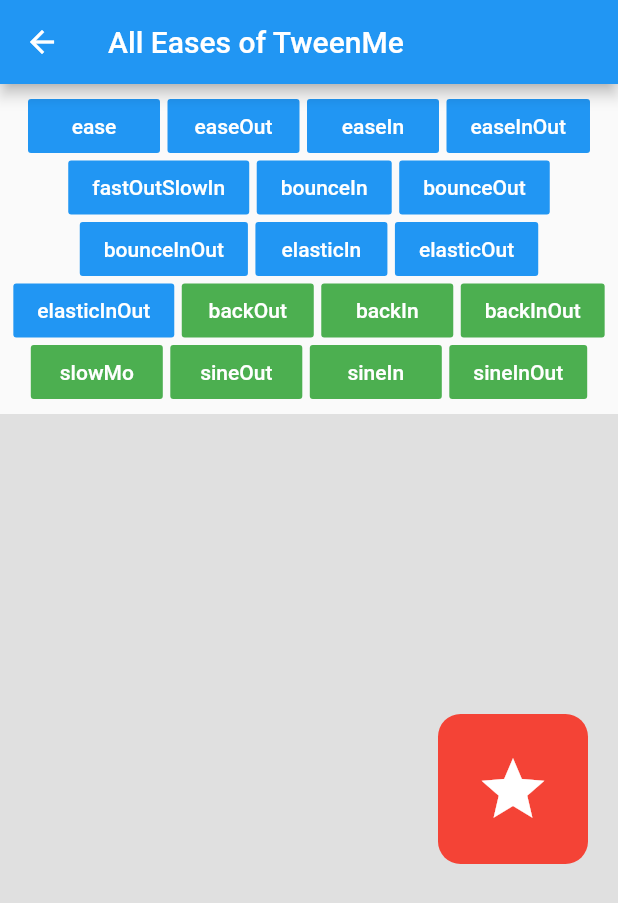
After one commit to mrgoonie/flutter_tweenme, a Flutter app: the EasingExample screen opened by its route, after a tap on "ease", on a phone screen of 412 x 824 dp. The commit adds this screen. Shown: the top 903 px of the screen. Run offline on Flutter 3.47's test engine with Material 2 defaults, Android fonts, the phone set to English and light mode, and no system bars; statements that could not run were skipped.

Commit message:
added more eases

```diff
--- a/lib/main.dart
+++ b/lib/main.dart
@@ -1,5 +1,6 @@
 import 'package:flutter/material.dart';
 import 'package:flutter_tweenme/screens/basic_example.dart';
+import 'package:flutter_tweenme/screens/easing_example.dart';
 import 'package:flutter_tweenme/screens/animated_column_chart.dart';
 import 'package:flutter_tweenme/screens/depth_carousel.dart';
 import 'package:flutter_tweenme/screens/yoyo_example.dart';
@@ -15,6 +16,7 @@ class MyApp extends StatelessWidget {
       routes: <String, WidgetBuilder> {
         '/home': (BuildContext context) => HomeScreen(),
         '/basic_example' : (BuildContext context) => BasicExample(),
+        '/easing_example' : (BuildContext context) => EasingExample(),
         '/animated_column_chart' : (BuildContext context) => AnimatedColumnChart(),
         '/depth_carousel' : (BuildContext context) => DepthCarousel(),
         '/yoyo_example': (BuildContext context) => YoyoExample(),
@@ -34,6 +36,7 @@ class HomeScreen extends StatelessWidget {
 
   final List<ExampleItem> examples = [
     ExampleItem("Basic Example", "/basic_example"),
+    ExampleItem("All Eases of TweenMe", "/easing_example"),
     ExampleItem("Animated Column Chart", "/animated_column_chart"),
     ExampleItem("Depth Carousel", "/depth_carousel"),
     ExampleItem("Yoyo Example", "/yoyo_example"),
--- a/lib/screens/basic_example.dart
+++ b/lib/screens/basic_example.dart
@@ -1,5 +1,6 @@
 import 'package:flutter/material.dart';
 import 'package:flutter_tweenme/tweenme/tweenme.dart';
+import 'package:flutter_tweenme/tweenme/tween_easing.dart';
 
 class BasicExample extends StatelessWidget {
 
@@ -52,6 +53,8 @@ class BasicExample extends StatelessWidget {
                         // border: Border.all(color: Colors.white, width: 1)
                       ),
                     );
+
+                    tweenContainer.set(TweenData(color: Colors.red));
                   },
                 ),
 
@@ -65,7 +68,7 @@ class BasicExample extends StatelessWidget {
                     TweenMe.killTweensOf(tweenContainer);
                     TweenMe.to(
                       tweenContainer,
-                      duration: 1,
+                      duration: 0.5,
                       data: TweenData(
                         width: 250,
                         height: 250,
@@ -74,7 +77,7 @@ class BasicExample extends StatelessWidget {
                         // transformOrigin: Offset(0.5, 0.5),
                         color: Colors.blue
                       ),
-                      ease: Curves.ease,
+                      // ease: Curves.ease,
                       // repeat: -1,
                       // yoyo: true,
                     );
--- /dev/null
+++ b/lib/screens/easing_example.dart
@@ -0,0 +1,244 @@
+import 'package:flutter/material.dart';
+import 'package:flutter_tweenme/tweenme/tweenme.dart';
+
+class EasingExample extends StatelessWidget {
+
+  final String title = "All Eases of TweenMe";
+
+  @override
+  Widget build(BuildContext context) {
+
+    TweenContainer tweenContainer = TweenContainer(
+      data: TweenData(
+        top: 200,
+        left: 20,
+        width: 100,
+        height: 100,
+        borderRadius: BorderRadius.circular(15),
+        color: Colors.red
+      ),
+      child: Icon(Icons.star, color: Colors.white, size: 50)
+    );
+
+    double deviceWidth = MediaQuery.of(context).size.width;
+    double toLeft = deviceWidth - tweenContainer.data.width - 20;
+
+    void reset(){
+      TweenMe.killTweensOf(tweenContainer);
+      tweenContainer.set(TweenData(
+        left: 20
+      ));
+    }
+
+    void startTween(Curve ease, {double duration = 1}){
+      reset();
+      TweenMe.to(tweenContainer, duration: duration, ease: ease, data: TweenData(left: toLeft));
+    }
+
+    Widget content = Container(
+      child: Column(
+        children: <Widget>[
+          SizedBox(height: 10),
+          Row(
+            children: <Widget>[
+              Expanded(
+                child: Wrap(
+                  alignment: WrapAlignment.center,
+                  spacing: 5,
+                  runSpacing: 5,
+                  // crossAxisAlignment: WrapCrossAlignment.center,
+                  children: <Widget>[
+                    FlatButton(
+                      materialTapTargetSize: MaterialTapTargetSize.shrinkWrap,
+                      child: Text("ease", style: TextStyle(color: Colors.white)),
+                      color: Colors.blue,
+                      onPressed: (){
+                        startTween(Ease.ease);
+                      },
+                    ),
+
+                    FlatButton(
+                      materialTapTargetSize: MaterialTapTargetSize.shrinkWrap,
+                      child: Text("easeOut", style: TextStyle(color: Colors.white)),
+                      color: Colors.blue,
+                      onPressed: (){
+                        startTween(Ease.easeOut);
+                      },
+                    ),
+
+                    FlatButton(
+                      materialTapTargetSize: MaterialTapTargetSize.shrinkWrap,
+                      child: Text("easeIn", style: TextStyle(color: Colors.white)),
+                      color: Colors.blue,
+                      onPressed: (){
+                        startTween(Ease.easeIn);
+                      },
+                    ),
+
+                    FlatButton(
+                      materialTapTargetSize: MaterialTapTargetSize.shrinkWrap,
+                      child: Text("easeInOut", style: TextStyle(color: Colors.white)),
+                      color: Colors.blue,
+                      onPressed: (){
+                        startTween(Ease.easeInOut);
+                      },
+                    ),
+
+                    FlatButton(
+                      materialTapTargetSize: MaterialTapTargetSize.shrinkWrap,
+                      child: Text("fastOutSlowIn", style: TextStyle(color: Colors.white)),
+                      color: Colors.blue,
+                      onPressed: (){
+                        startTween(Ease.fastOutSlowIn);
+                      },
+                    ),
+
+                    FlatButton(
+                      materialTapTargetSize: MaterialTapTargetSize.shrinkWrap,
+                      child: Text("bounceIn", style: TextStyle(color: Colors.white)),
+                      color: Colors.blue,
+                      onPressed: (){
+                        startTween(Ease.bounceIn);
+                      },
+                    ),
+
+                    FlatButton(
+                      materialTapTargetSize: MaterialTapTargetSize.shrinkWrap,
+                      child: Text("bounceOut", style: TextStyle(color: Colors.white)),
+                      color: Colors.blue,
+                      onPressed: (){
+                        startTween(Ease.bounceOut);
+                      },
+                    ),
+
+                    FlatButton(
+                      materialTapTargetSize: MaterialTapTargetSize.shrinkWrap,
+                      child: Text("bounceInOut", style: TextStyle(color: Colors.white)),
+                      color: Colors.blue,
+                      onPressed: (){
+                        startTween(Ease.bounceInOut);
+                      },
+                    ),
+
+                    FlatButton(
+                      materialTapTargetSize: MaterialTapTargetSize.shrinkWrap,
+                      child: Text("elasticIn", style: TextStyle(color: Colors.white)),
+                      color: Colors.blue,
+                      onPressed: (){
+                        startTween(Ease.elasticIn);
+                      },
+                    ),
+
+                    FlatButton(
+                      materialTapTargetSize: MaterialTapTargetSize.shrinkWrap,
+                      child: Text("elasticOut", style: TextStyle(color: Colors.white)),
+                      color: Colors.blue,
+                      onPressed: (){
+                        startTween(Ease.elasticOut);
+                      },
+                    ),
+
+                    FlatButton(
+                      materialTapTargetSize: MaterialTapTargetSize.shrinkWrap,
+                      child: Text("elasticInOut", style: TextStyle(color: Colors.white)),
+                      color: Colors.blue,
+                      onPressed: (){
+                        startTween(Ease.elasticInOut);
+                      },
+                    ),
+
+                    FlatButton(
+                      materialTapTargetSize: MaterialTapTargetSize.shrinkWrap,
+                      child: Text("backOut", style: TextStyle(color: Colors.white)),
+                      color: Colors.green,
+                      onPressed: (){
+                        startTween(Ease.backOut);
+                      },
+                    ),
+
+                    FlatButton(
+                      materialTapTargetSize: MaterialTapTargetSize.shrinkWrap,
+                      child: Text("backIn", style: TextStyle(color: Colors.white)),
+                      color: Colors.green,
+                      onPressed: (){
+                        startTween(Ease.backIn);
+                      },
+                    ),
+
+                    FlatButton(
+                      materialTapTargetSize: MaterialTapTargetSize.shrinkWrap,
+                      child: Text("backInOut", style: TextStyle(color: Colors.white)),
+                      color: Colors.green,
+                      onPressed: (){
+                        startTween(Ease.backInOut);
+                      },
+                    ),
+
+                    FlatButton(
+                      materialTapTargetSize: MaterialTapTargetSize.shrinkWrap,
+                      child: Text("slowMo", style: TextStyle(color: Colors.white)),
+                      color: Colors.green,
+                      onPressed: (){
+                        startTween(Ease.slowMo, duration: 2);
+                      },
+                    ),
+
+                    FlatButton(
+                      materialTapTargetSize: MaterialTapTargetSize.shrinkWrap,
+                      child: Text("sineOut", style: TextStyle(color: Colors.white)),
+                      color: Colors.green,
+                      onPressed: (){
+                        startTween(Ease.sineInOut);
+                      },
+                    ),
+
+                    FlatButton(
+                      materialTapTargetSize: MaterialTapTargetSize.shrinkWrap,
+                      child: Text("sineIn", style: TextStyle(color: Colors.white)),
+                      color: Colors.green,
+                      onPressed: (){
+                        startTween(Ease.sineInOut);
+                      },
+                    ),
+
+                    FlatButton(
+                      materialTapTargetSize: MaterialTapTargetSize.shrinkWrap,
+                      child: Text("sineInOut", style: TextStyle(color: Colors.white)),
+                      color: Colors.green,
+                      onPressed: (){
+                        startTween(Ease.sineInOut);
+                      },
+                    ),
+
+                  ],
+                ),
+              )
+            ],
+          ),
+
+          SizedBox(height: 10),
+          Expanded(
+            child: Container(
+              color: Colors.grey[300],
+              child: Stack(
+                children: [
+                  // tween container
+                  tweenContainer,
+                ],
+              ),
+            ),
+          )
+
+        ],
+      ),
+
+    );
+
+    return Scaffold(
+      appBar: AppBar(
+        title: Text(title),
+      ),
+      body: content,
+    );
+  }
+}
--- a/lib/tweenme/tween_container.dart
+++ b/lib/tweenme/tween_container.dart
@@ -36,11 +36,34 @@ class TweenContainer extends StatefulWidget {
     _state?.update();
   }
 
+  /// Set values of `data` to this container.
+  void set(TweenData newData){
+    if(newData.opacity != null) data.opacity = newData.opacity;
+    if(newData.color != null) data.color = newData.color;
+    if(newData.rotation != null) data.rotation = newData.rotation;
+    if(newData.scale != null) data.scale = newData.scale;
+    if(newData.left != null) data.left = newData.left;
+    if(newData.top != null) data.top = newData.top;
+    if(newData.bottom != null) data.bottom = newData.bottom;
+    if(newData.right != null) data.right = newData.right;
+    if(newData.width != null) data.width = newData.width;
+    if(newData.height != null) data.height = newData.height;
+    if(newData.margin != null) data.margin = newData.margin;
+    if(newData.padding != null) data.padding = newData.padding;
+    if(newData.border != null) data.border = newData.border;
+    if(newData.borderRadius != null) data.borderRadius = newData.borderRadius;
+    if(newData.transformOrigin != null) data.transformOrigin = newData.transformOrigin;
+
+    if(newData.left != null && newData.right != null) data.width = null;
+    if(newData.top != null && newData.bottom != null) data.height = null;
+
+    update();
+  }
+
   /// Dispose a specific tween on this container.
   void killTween(TweenMe tween){
-    int index = _tweens.indexOf(tween);
+    _tweens.remove(tween);
     tween.dispose();
-    _tweens.removeAt(index);
   }
 
   /// Add a new tween to this container's list.
@@ -56,7 +79,7 @@ class TweenContainer extends StatefulWidget {
       }
       _tweens = [];
     }
-    _state?.dispose();
+    // _state?.dispose();
   }
 
   @override
@@ -109,6 +132,7 @@ class TweenContainerState extends State<TweenContainer> {
   @override
     void dispose() {
       // print("disposed");
+      widget._state = null;
       super.dispose();
     }
 
--- /dev/null
+++ b/lib/tweenme/tween_easing.dart
@@ -0,0 +1,229 @@
+import 'dart:math' as math;
+import 'package:flutter/animation.dart';
+
+/// A collection of common animation easing.
+class Ease {
+  static const Curve linear = Curves.linear;
+  static const Curve decelerate = Curves.decelerate;
+  static const Curve ease = Curves.ease;
+  static const Curve easeIn = Curves.easeIn;
+  static const Curve easeOut = Curves.easeOut;
+  static const Curve easeInOut = Curves.easeInOut;
+  static const Curve fastOutSlowIn = Curves.fastOutSlowIn;
+  static const Curve bounceIn = Curves.bounceIn;
+  static const Curve bounceOut = Curves.bounceOut;
+  static const Curve bounceInOut = Curves.bounceInOut;
+  static const Curve elasticIn = Curves.elasticIn;
+  static const Curve elasticOut = Curves.elasticOut;
+  static const Curve elasticInOut = Curves.elasticInOut;
+  // new easing:
+  static const Curve backOut = BackOutCurve();
+  static const Curve backIn = BackInCurve();
+  static const Curve backInOut = BackInOutCurve();
+  static const Curve slowMo = SlowMoCurve();
+  static const Curve sineOut = SineOutCurve();
+  static const Curve sineIn = SineInCurve();
+  static const Curve sineInOut = SineInOutCurve();
+}
+
+/// An oscillating curve that shrinks in magnitude while overshooting its bounds.
+///
+/// An instance of this class using the default period of 0.4 is available as
+/// [Ease.backOut].
+///
+class BackOutCurve extends Curve {
+  /// Creates an back-out curve.
+  ///
+  /// Rather than creating a new instance, consider using [Ease.backOut].
+  const BackOutCurve([this.period = 0.4]);
+
+  /// The duration of the oscillation.
+  final double period;
+
+  @override
+  double transform(double t) {
+    assert(t >= 0.0 && t <= 1.0);
+    final double s = period / 4.0;
+    final double _p1 = 1.70158;
+    final double _p2 = _p1 * 1.525;
+    final double result = ((t = t - 1) * t * ((_p1 + 1) * t + _p1) + 1);
+    return result;
+  }
+
+  @override
+  String toString() {
+    return '$runtimeType($period)';
+  }
+}
+
+/// An oscillating curve that shrinks in magnitude while overshooting its bounds.
+///
+/// An instance of this class using the default period of 0.4 is available as
+/// [Ease.backIn].
+///
+class BackInCurve extends Curve {
+  /// Creates an back-in curve.
+  ///
+  /// Rather than creating a new instance, consider using [Ease.backIn].
+  const BackInCurve([this.period = 0.4]);
+
+  /// The duration of the oscillation.
+  final double period;
+
+  @override
+  double transform(double t) {
+    assert(t >= 0.0 && t <= 1.0);
+    final double s = period / 4.0;
+    final double _p1 = 1.70158;
+    final double _p2 = _p1 * 1.525;
+    final double result = t * t * ((_p1 + 1) * t - _p1);
+    return result;
+  }
+
+  @override
+  String toString() {
+    return '$runtimeType($period)';
+  }
+}
+
+/// An oscillating curve that shrinks in magnitude while overshooting its bounds.
+///
+/// An instance of this class using the default period of 0.4 is available as
+/// [Ease.backInOut].
+///
+class BackInOutCurve extends Curve {
+  /// Creates an back-in curve.
+  ///
+  /// Rather than creating a new instance, consider using [Ease.backInOut].
+  const BackInOutCurve([this.period = 0.4]);
+
+  /// The duration of the oscillation.
+  final double period;
+
+  @override
+  double transform(double t) {
+    assert(t >= 0.0 && t <= 1.0);
+    final double s = period / 4.0;
+    final double _p1 = 1.70158;
+    final double _p2 = _p1 * 1.525;
+    final double result = ((t *= 2) < 1) ? 0.5 * t * t * ((_p2 + 1) * t - _p2) : 0.5 * ((t -= 2) * t * ((_p2 + 1) * t + _p2) + 2);
+    return result;
+  }
+
+  @override
+  String toString() {
+    return '$runtimeType($period)';
+  }
+}
+
+/// An oscillating curve that shrinks in magnitude while overshooting its bounds.
+///
+/// An instance of this class using the default period of 0.4 is available as
+/// [Ease.slowMo].
+///
+class SlowMoCurve extends Curve {
+  /// Creates an slow-mo curve.
+  ///
+  /// Rather than creating a new instance, consider using [Ease.slowMo].
+  const SlowMoCurve([this.power = 0.7]);
+
+  /// The duration of the oscillation.
+  final double power;
+
+  @override
+  double transform(double t) {
+    assert(t >= 0.0 && t <= 1.0);
+    final double linearRatio = 0.7;
+    final double _p = power;
+    final double _p1 = (1 - linearRatio) / 2;
+    final double _p2 = linearRatio;
+    final double _p3 = _p1 + _p2;
+    final double r = t + (0.5 - t) * _p;
+    double result = r;
+    if (t < _p1) {
+      result = r - ((t = 1 - (t / _p1)) * t * t * t * r);
+    } else if (t > _p3) {
+      result = r + ((t - r) * (t = (t - _p3) / _p1) * t * t * t);
+    }
+    return result;
+  }
+
+  @override
+  String toString() {
+    return '$runtimeType($power)';
+  }
+}
+
+/// An oscillating curve that shrinks in magnitude while overshooting its bounds.
+///
+/// An instance of this class using the default period of 0.4 is available as
+/// [Ease.sineOut].
+///
+class SineOutCurve extends Curve {
+  /// Creates an sine-out curve.
+  ///
+  /// Rather than creating a new instance, consider using [Ease.sineOut].
+  const SineOutCurve();
+
+  @override
+  double transform(double t) {
+    assert(t >= 0.0 && t <= 1.0);
+    final double haftPi = math.pi / 2;
+    final double result = math.sin(t * haftPi);
+    return result;
+  }
+
+  @override
+  String toString() {
+    return '$runtimeType()';
+  }
+}
+
+/// An oscillating curve that shrinks in magnitude while overshooting its bounds.
+///
+/// An instance of this class using the default period of 0.4 is available as
+/// [Ease.sineIn].
+///
+class SineInCurve extends Curve {
+  /// Creates an sine-in curve.
+  ///
+  /// Rather than creating a new instance, consider using [Ease.sineIn].
+  const SineInCurve();
+
+  @override
+  double transform(double t) {
+    assert(t >= 0.0 && t <= 1.0);
+    final double haftPi = math.pi / 2;
+    final double result = -math.cos(t * haftPi) + 1;
+    return result;
+  }
+
+  @override
+  String toString() {
+    return '$runtimeType()';
+  }
+}
+
+/// An oscillating curve that shrinks in magnitude while overshooting its bounds.
+///
+/// An instance of this class using the default period of 0.4 is available as
+/// [Ease.sineInOut].
+///
+class SineInOutCurve extends Curve {
+  /// Creates an sine-in-out curve.
+  ///
+  /// Rather than creating a new instance, consider using [Ease.sineInOut].
+  const SineInOutCurve();
+
+  @override
+  double transform(double t) {
+    assert(t >= 0.0 && t <= 1.0);
+    final double result = -0.5 * (math.cos(math.pi * t) - 1);
+    return result;
+  }
+
+  @override
+  String toString() {
+    return '$runtimeType()';
+  }
+}
--- a/lib/tweenme/tweenme.dart
+++ b/lib/tweenme/tweenme.dart
@@ -8,6 +8,7 @@ import 'package:flutter_tweenme/tweenme/tween_container.dart';
 // Exports:
 export 'package:flutter_tweenme/tweenme/tween_data.dart';
 export 'package:flutter_tweenme/tweenme/tween_container.dart';
+export 'package:flutter_tweenme/tweenme/tween_easing.dart';
 
 typedef void OnUpdateCallback(double progress);
 typedef void OnCompleteCallback(TweenContainer target);
```
Also changed, not shown: 2 other files.
